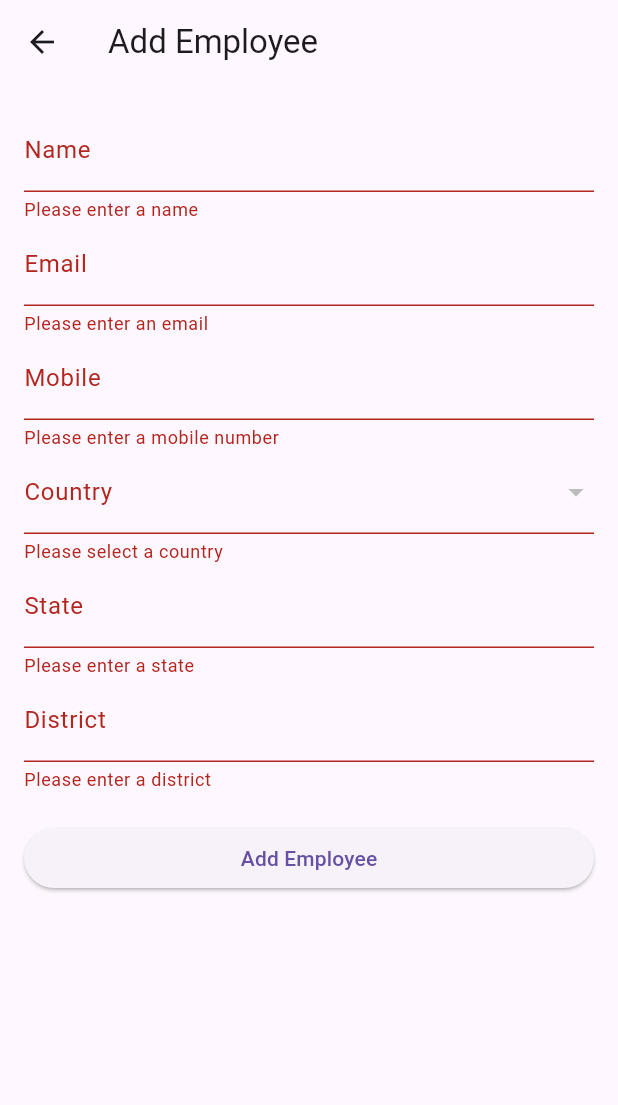
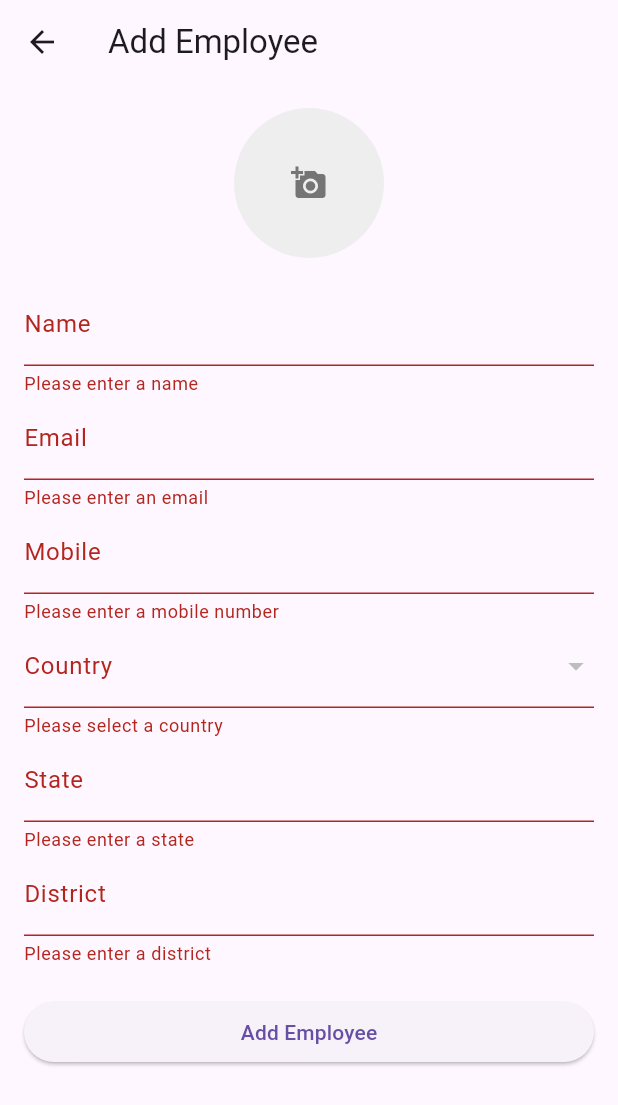
Before and after one commit to abhizzzeeet/EmployeeManagementAssignment, a Flutter app: the AddEditEmployeeScreen screen opened by its route, after a tap on "Add Employee", on a phone screen of 412 x 824 dp. Shown: the top 1105 px of the screen. Run offline on Flutter 3.47's test engine with Material 3 defaults, Android fonts, the phone set to English and light mode, and no system bars; our stand-ins replace cached_network_image, image_picker; network calls fail.

Commit message:
image fetch implemented

```diff
--- a/lib/views/add_edit_employee_screen.dart
+++ b/lib/views/add_edit_employee_screen.dart
@@ -1,6 +1,9 @@
 import 'package:flutter/material.dart';
 import 'package:intl/intl.dart';
 import 'package:provider/provider.dart';
+import 'package:cached_network_image/cached_network_image.dart';
+import 'package:image_picker/image_picker.dart';
+import 'dart:io'; // Import for File class
 import '../models/country.dart';
 import '../models/employee.dart';
 import '../viewmodels/employee_view_model.dart';
@@ -18,6 +21,8 @@ class _AddEditEmployeeScreenState extends State<AddEditEmployeeScreen> {
   late TextEditingController _stateController;
   late TextEditingController _districtController;
   String? _selectedCountry;
+  String? _imageUrl; // Store image URL
+  final ImagePicker _picker = ImagePicker();
 
   @override
   void initState() {
@@ -39,28 +44,39 @@ class _AddEditEmployeeScreenState extends State<AddEditEmployeeScreen> {
     super.dispose();
   }
 
+  Future<void> _pickImage() async {
+    final XFile? pickedFile = await _picker.pickImage(source: ImageSource.gallery);
+    if (pickedFile != null) {
+      setState(() {
+        _imageUrl = pickedFile.path; // Set image URL to local file path
+      });
+    }
+    print("ImageUrl set locally: $_imageUrl");
+  }
+
   @override
   Widget build(BuildContext context) {
     final employee = ModalRoute.of(context)!.settings.arguments as Employee?;
-
     final employeeViewModel = Provider.of<EmployeeViewModel>(context);
 
-    // Fetch countries if not already fetched
     if (employeeViewModel.countries.isEmpty) {
       employeeViewModel.fetchCountries();
     }
 
-    if(employee!=null){
+    if (employee != null) {
       _nameController.text = employee.name;
       _emailController.text = employee.email;
       _mobileController.text = employee.mobile;
       _stateController.text = employee.state;
       _districtController.text = employee.district;
       _selectedCountry = employee.country;
+      _imageUrl = employee.avatar; // Set image URL from employee data
       print('AddEditEmployeeScreen employee not null');
-    }else{
+    } else {
+      _imageUrl = null; // No image URL for new employee
       print('AddEditEmployeeScreen employee null');
     }
+
     return Scaffold(
       appBar: AppBar(
         title: Text(employee == null ? 'Add Employee' : 'Edit Employee'),
@@ -71,6 +87,39 @@ class _AddEditEmployeeScreenState extends State<AddEditEmployeeScreen> {
           key: _formKey,
           child: ListView(
             children: [
+              Center(
+                child: GestureDetector(
+                  onTap: _pickImage,
+                  child: _imageUrl != null
+                      ? _imageUrl!.startsWith('http') // Check if URL is a network URL
+                      ? CachedNetworkImage(
+                    imageUrl: _imageUrl!,
+                    placeholder: (context, url) => CircleAvatar(
+                      backgroundColor: Colors.grey[200],
+                      child: Icon(Icons.image, color: Colors.grey[600]),
+                    ),
+                    errorWidget: (context, url, error) => CircleAvatar(
+                      backgroundColor: Colors.grey[200],
+                      child: Icon(Icons.person, color: Colors.grey[600]),
+                    ),
+                    width: 100,
+                    height: 100,
+                    fit: BoxFit.cover,
+                  )
+                      : Image.file(
+                    File(_imageUrl!),
+                    width: 100,
+                    height: 100,
+                    fit: BoxFit.cover,
+                  )
+                      : CircleAvatar(
+                    backgroundColor: Colors.grey[200],
+                    child: Icon(Icons.add_a_photo, color: Colors.grey[600]),
+                    radius: 50,
+                  ),
+                ),
+              ),
+              SizedBox(height: 16),
               TextFormField(
                 controller: _nameController,
                 decoration: InputDecoration(labelText: 'Name'),
@@ -107,21 +156,19 @@ class _AddEditEmployeeScreenState extends State<AddEditEmployeeScreen> {
                     .firstWhere(
                       (country) => country.name.toLowerCase() == _selectedCountry!.toLowerCase(),
                   orElse: () {
-                    // If no match found and _selectedCountry is not empty, add the country to the list
-                      final newCountry = Country(id: '', name: _selectedCountry!, flag: '');
-                      employeeViewModel.countries.add(newCountry);
-                      return newCountry;
+                    final newCountry = Country(id: '', name: _selectedCountry!, flag: '');
+                    employeeViewModel.countries.add(newCountry);
+                    return newCountry;
                   },
                 )
                     ?.name
-                    : null, // Set value to null if _selectedCountry is null (new employee case)
+                    : null,
                 decoration: InputDecoration(labelText: 'Country'),
                 items: employeeViewModel.countries.map((country) {
                   return DropdownMenuItem(
                     value: country.name,
                     child: Row(
                       children: [
-                        // Image.network(country.flag, width: 25, height: 25), // Flag (if needed)
                         SizedBox(width: 10),
                         Text(country.name),
                       ],
@@ -135,8 +182,6 @@ class _AddEditEmployeeScreenState extends State<AddEditEmployeeScreen> {
                 },
                 validator: (value) => value == null || value.isEmpty ? 'Please select a country' : null,
               ),
-
-
               TextFormField(
                 controller: _stateController,
                 decoration: InputDecoration(labelText: 'State'),
@@ -162,14 +207,13 @@ class _AddEditEmployeeScreenState extends State<AddEditEmployeeScreen> {
                 onPressed: () async {
                   if (_formKey.currentState!.validate()) {
                     try {
-                      // Get the current date and time in ISO 8601 format
                       String formattedDate = DateFormat("yyyy-MM-ddTHH:mm:ss.SSSSSS").format(DateTime.now());
                       if (employee == null) {
                         await employeeViewModel.createEmployee(
                           Employee(
                             id: employeeViewModel.getNextAvailableId().toString(),
                             name: _nameController.text,
-                            avatar: '',
+                            avatar: _imageUrl ?? '', // Set avatar to local image path or empty
                             email: _emailController.text,
                             mobile: _mobileController.text,
                             country: _selectedCountry!,
@@ -183,8 +227,8 @@ class _AddEditEmployeeScreenState extends State<AddEditEmployeeScreen> {
                         await employeeViewModel.updateEmployee(
                           Employee(
                             id: employee!.id,
-                            avatar: '',
                             name: _nameController.text,
+                            avatar: _imageUrl ?? '', // Update avatar URL or keep it unchanged
                             email: _emailController.text,
                             mobile: _mobileController.text,
                             country: _selectedCountry!,
@@ -196,7 +240,6 @@ class _AddEditEmployeeScreenState extends State<AddEditEmployeeScreen> {
                         print('Employee successfully updated');
                       }
 
-                      // After successful operation, go back to the previous screen
                       Navigator.pop(context);
                     } catch (error) {
                       print('Error: $error');
@@ -208,7 +251,6 @@ class _AddEditEmployeeScreenState extends State<AddEditEmployeeScreen> {
                 },
                 child: Text(employee == null ? 'Add Employee' : 'Save Changes'),
               ),
-
             ],
           ),
         ),
--- a/lib/views/employee_details_screen.dart
+++ b/lib/views/employee_details_screen.dart
@@ -37,7 +37,7 @@ class EmployeeDetailsScreen extends StatelessWidget {
                 ),
                 errorWidget: (context, url, error) => CircleAvatar(
                   backgroundColor: Colors.grey[200],
-                  child: Icon(Icons.error, color: Colors.grey[600]),
+                  child: Icon(Icons.person, color: Colors.grey[600]),
                 ),
                 width: 100, // Adjust width as needed
                 height: 100, // Adjust height as needed
--- a/pubspec.yaml
+++ b/pubspec.yaml
@@ -43,6 +43,8 @@ dependencies:
   provider: ^5.0.0
   intl: ^0.18.0
   cached_network_image: ^3.2.0
+  image_picker: ^0.8.7+3
+  permission_handler: ^10.0.0
 
 dev_dependencies:
   flutter_test:
```
Also changed, not shown: pubspec.lock, 5 other files.
